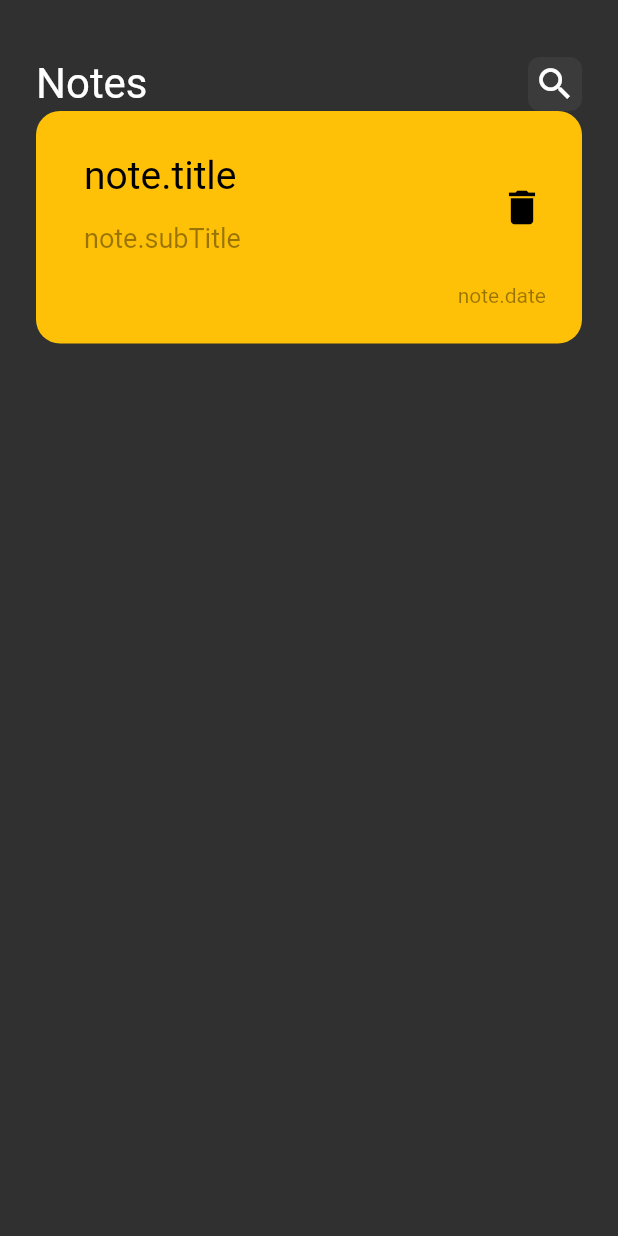
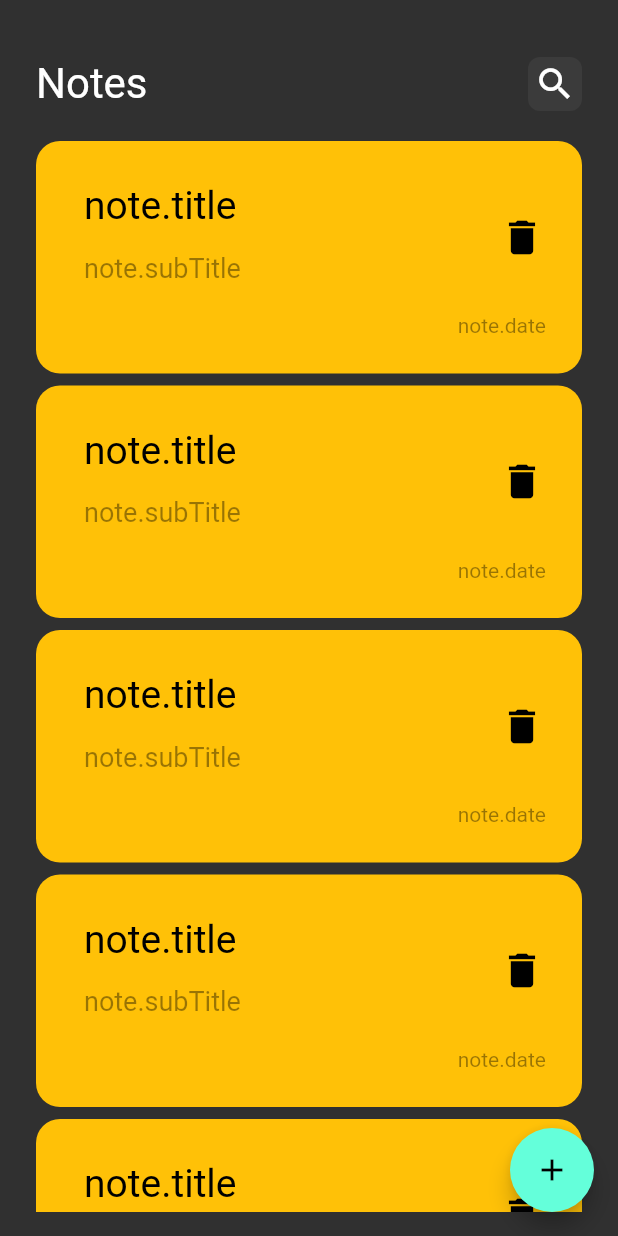
Before and after one commit to Rana-Mohsen/notes_app, a Flutter app: the screen it shows after launch, on a phone screen of 412 x 824 dp. Run offline on Flutter 3.47's test engine with Material 2 defaults, Android fonts, the phone set to English and light mode, and no system bars.

```diff
--- a/lib/views/notes_view.dart
+++ b/lib/views/notes_view.dart
@@ -1,4 +1,5 @@
 import 'package:flutter/material.dart';
+import 'package:notes_app/views/widgets/add_note_bottom_sheet.dart';
 import 'package:notes_app/views/widgets/note_view_body.dart';
 
 class NotesView extends StatelessWidget {
@@ -7,7 +8,16 @@ class NotesView extends StatelessWidget {
   @override
   Widget build(BuildContext context) {
     return Scaffold(
-      body: NoteViewBody()
-    );
+        floatingActionButton: FloatingActionButton(
+          onPressed: () {
+            showModalBottomSheet(
+                context: context,
+                builder: (context) {
+                  return AddNoteBottomSheet();
+                });
+          },
+          child: const Icon(Icons.add),
+        ),
+        body: const NoteViewBody());
   }
 }
--- /dev/null
+++ b/lib/views/widgets/note_list_view.dart
@@ -0,0 +1,21 @@
+import 'package:flutter/material.dart';
+import 'package:notes_app/views/widgets/note_item.dart';
+
+class NoteListView extends StatelessWidget {
+  const NoteListView({super.key});
+
+  @override
+  Widget build(BuildContext context) {
+    return Padding(
+      padding: const EdgeInsets.symmetric(vertical: 16),
+      child: ListView.builder(
+        padding: EdgeInsets.zero,
+        itemBuilder: (context, index) {
+        return Padding(
+          padding: const EdgeInsets.symmetric(vertical: 4),
+          child: NoteItem(),
+        );
+      }),
+    );
+  }
+}
--- a/lib/views/widgets/note_view_body.dart
+++ b/lib/views/widgets/note_view_body.dart
@@ -1,5 +1,6 @@
 import 'package:flutter/material.dart';
 import 'package:notes_app/views/widgets/note_item.dart';
+import 'package:notes_app/views/widgets/note_list_view.dart';
 
 import 'custom_app_bar.dart';
 
@@ -8,13 +9,13 @@ class NoteViewBody extends StatelessWidget {
 
   @override
   Widget build(BuildContext context) {
-    return Padding(
-        padding: const EdgeInsets.symmetric(horizontal: 24),
+    return const Padding(
+        padding: EdgeInsets.symmetric(horizontal: 24),
         child: Column(
           children: [
             SizedBox(height: 38,),
             CustomAppBar(),
-            NoteItem()
+            Expanded(child: NoteListView())
           ],
         ),
       );
```
Also changed, not shown: lib/views/widgets/add_note_bottom_sheet.dart (added, +10 -0 lines).
